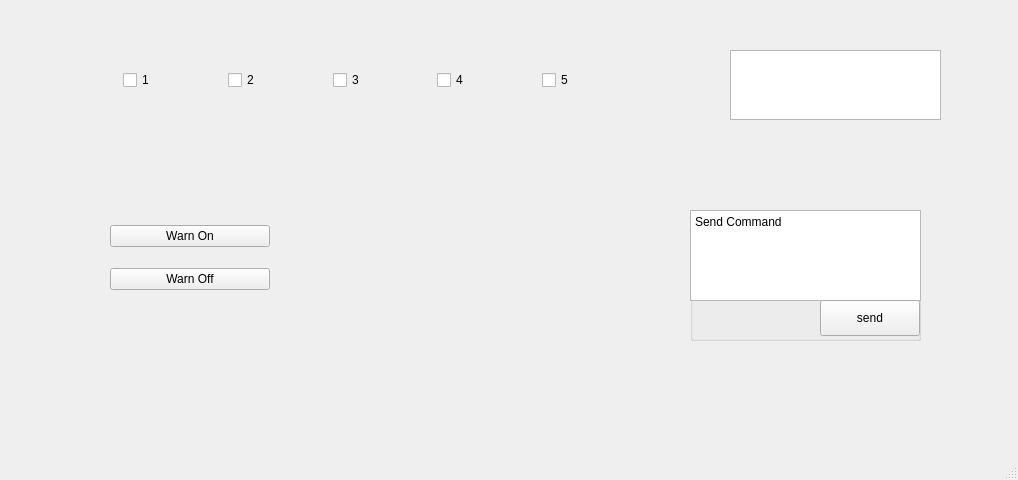
First picture: the form in main_window_ui.ui, repository eroscupid88/deliverable3, before the edit.
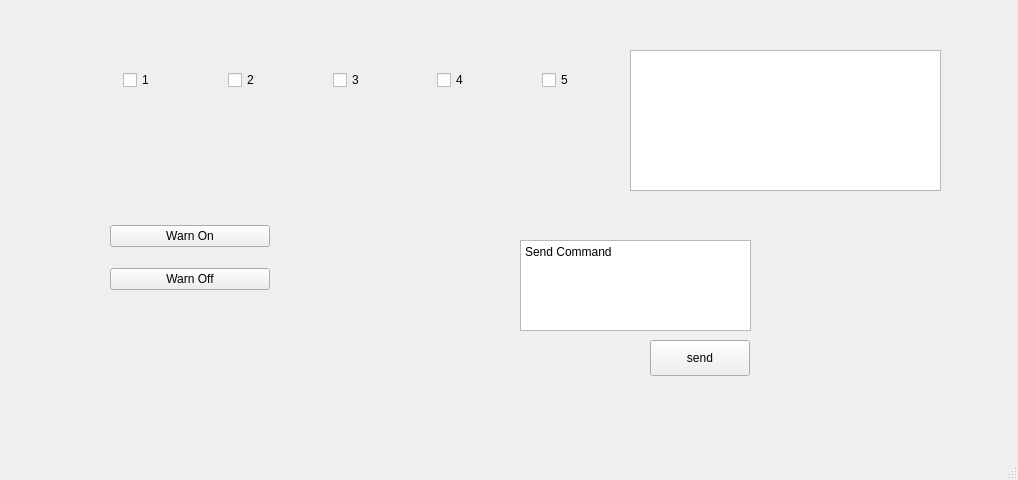
Second picture: the form after the edit.

What changed in the file:
```diff
--- a/main_window_ui.ui
+++ b/main_window_ui.ui
@@ -17,10 +17,10 @@
    <widget class="QTextEdit" name="displaySensorDataMessage">
     <property name="geometry">
      <rect>
-      <x>730</x>
+      <x>630</x>
       <y>50</y>
-      <width>211</width>
-      <height>70</height>
+      <width>311</width>
+      <height>141</height>
      </rect>
     </property>
    </widget>
@@ -97,23 +97,11 @@
      </item>
     </layout>
    </widget>
-   <widget class="QGroupBox" name="groupBox">
-    <property name="geometry">
-     <rect>
-      <x>690</x>
-      <y>210</y>
-      <width>231</width>
-      <height>131</height>
-     </rect>
-    </property>
-    <property name="title">
-     <string>GroupBox</string>
-    </property>
     <widget class="QPlainTextEdit" name="message_to_displace">
      <property name="geometry">
       <rect>
-       <x>0</x>
-       <y>0</y>
+      <x>520</x>
+      <y>240</y>
        <width>231</width>
        <height>91</height>
       </rect>
@@ -126,8 +114,8 @@
     <widget class="QPushButton" name="messageButton">
      <property name="geometry">
       <rect>
-       <x>130</x>
-       <y>90</y>
+      <x>650</x>
+      <y>340</y>
        <width>100</width>
        <height>36</height>
       </rect>
@@ -135,7 +123,6 @@
      <property name="text">
       <string>send</string>
      </property>
-    </widget>
    </widget>
   </widget>
   <widget class="QMenuBar" name="menubar">
```
Lines whose indentation alone changed are shown as unchanged.
